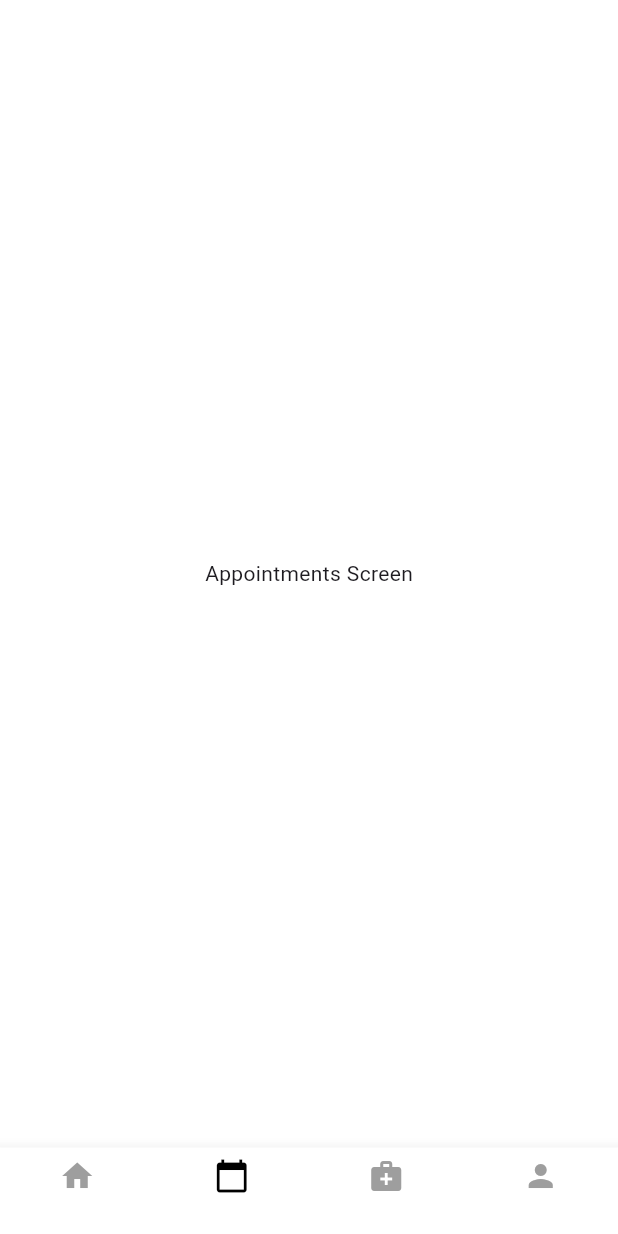
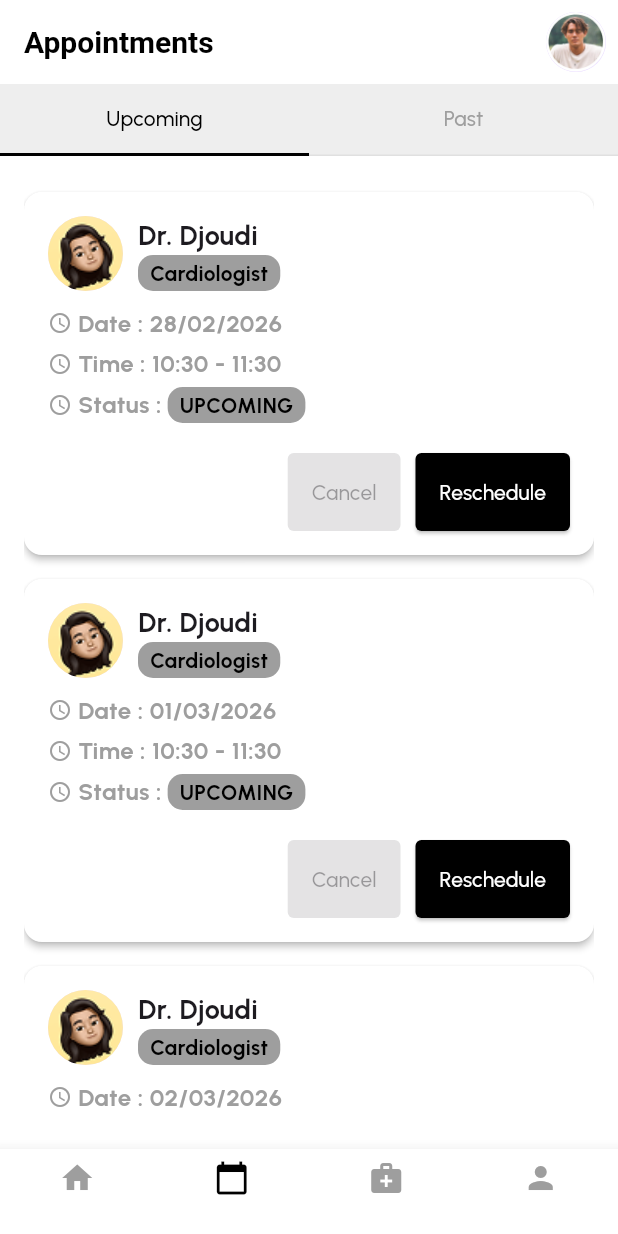
Before and after one commit to bafsoooo/health_tracker_app, a Flutter app: the screen it shows after launch, item 2 of the bottom bar chosen, on a phone screen of 412 x 824 dp. Run offline on Flutter 3.47's test engine with Material 3 defaults, Android fonts, the light colour scheme and no system bars; our stand-ins replace google_fonts.

Commit message:
Enhancing Home screen , working on appoinments screen

```diff
--- a/lib/main.dart
+++ b/lib/main.dart
@@ -1,4 +1,5 @@
 import 'package:flutter/material.dart';
+import 'package:google_fonts/google_fonts.dart';
 import 'screens/home_screen.dart';
 import 'screens/appointments_screen.dart';
 import 'screens/medications_screen.dart';
@@ -17,6 +18,16 @@ class MyApp extends StatelessWidget {
       theme: ThemeData(
         useMaterial3: true,
         scaffoldBackgroundColor: Colors.white,
+        cardTheme: CardThemeData(
+          color: Colors.white,
+          shape: RoundedRectangleBorder(
+            borderRadius: BorderRadius.circular(12),
+          ),
+          elevation: 2,
+        ),
+        textTheme: GoogleFonts.urbanistTextTheme(
+          Theme.of(context).textTheme,
+        ),
         appBarTheme: AppBarTheme(
           backgroundColor: Colors.white,
           elevation: 0,
--- a/lib/screens/appointments_screen.dart
+++ b/lib/screens/appointments_screen.dart
@@ -1,12 +1,97 @@
 import 'package:flutter/material.dart';
+import 'package:health_tracker_app/models/appointment.dart';
+import 'package:health_tracker_app/widgets/doctor_card.dart';
+
 
 class AppointmentsScreen extends StatelessWidget {
   const AppointmentsScreen({super.key});
 
   @override
   Widget build(BuildContext context) {
-    return Scaffold(
-      body: Center(child: Text('Appointments Screen')),
+    return DefaultTabController(
+      length: 2,
+      child: Scaffold(
+        appBar: AppBar(
+          title: Text(
+            'Appointments',
+            style: TextStyle(fontSize: 20, fontWeight: FontWeight.bold),
+          ),
+          actions: [
+            Padding(
+              padding: EdgeInsets.all(8.0),
+              child: CircleAvatar(
+                radius: 20,
+                backgroundImage: AssetImage('assets/images/avatar.png'),
+              ),
+            ),
+          ],
+        ),
+        body: Column(
+          children: [
+            Container(
+              color: Colors.grey[200],
+              child: TabBar(
+                indicatorSize: TabBarIndicatorSize.tab,
+                indicatorColor: Colors.black,
+                dividerColor: Colors.grey[300],
+                unselectedLabelColor: Colors.grey,
+                overlayColor: WidgetStateColor.resolveWith((states) => Colors.transparent),
+                labelColor: Colors.black,
+                tabs:[
+                  Tab(
+                    text: "Upcoming"
+                  ),
+                  Tab(
+                    text: "Past"
+                  ),
+                ]
+              ),
+            ),
+
+            Expanded(
+              child: Padding(
+                padding: const EdgeInsets.all(16.0),
+                child: TabBarView(
+                  children:
+                  [
+                    // Upcoming Appointments List
+                    ListView.builder(
+                      itemCount: 5,
+                      itemBuilder: (context, index) {
+                        return DoctorCard(
+                          appointment: Appointment(
+                            doctorName: "Djoudi",
+                            doctorAvatarUrl: "assets/images/doctor.png",
+                            specialization: "Cardiologist",
+                            dateTime: DateTime.now().add(Duration(days: index + 1)),
+                            status: AppointmentStatus.upcoming,
+                          )
+                        );
+                      },
+                    ),
+
+                    // Past Appointments List
+                    ListView.builder(
+                      itemCount: 5,
+                      itemBuilder: (context, index) {
+                        return  DoctorCard(
+                          appointment: Appointment(
+                            doctorName: "Lotfi",
+                            doctorAvatarUrl: "assets/images/doctor.png",
+                            specialization: "Neurologist",
+                            dateTime: DateTime.now().subtract(Duration(days: index + 1)),
+                            status: AppointmentStatus.completed,
+                          )
+                        );
+                      },
+                    ),
+                  ]
+                ),
+              ),
+            ),
+          ],
+        ),
+      ),
     );
   }
 }
--- a/lib/screens/home_screen.dart
+++ b/lib/screens/home_screen.dart
@@ -11,7 +11,10 @@ class HomeScreen extends StatelessWidget {
   Widget build(BuildContext context) {
     return Scaffold(
       appBar: AppBar(
-        title: Text('Home'),
+        title: Text(
+          'Home',
+          style: TextStyle(fontSize: 20, fontWeight: FontWeight.bold),
+        ),
         actions: [
           Padding(
             padding: EdgeInsets.all(8.0),
@@ -30,7 +33,7 @@ class HomeScreen extends StatelessWidget {
             children: [
               Text(
                 'Welcome Abderahmane!',
-                style: TextStyle(fontSize: 24, fontWeight: FontWeight.bold),
+                style: TextStyle(fontSize: 24, fontWeight: FontWeight.w300, color: Colors.grey),
               ),
               SizedBox(height: 20),
               Row(
@@ -39,7 +42,7 @@ class HomeScreen extends StatelessWidget {
                   Flexible(
                     child: Text(
                       "UPCOMING APPOINTMENTS",
-                      style: TextStyle(fontSize: 14, fontWeight: FontWeight.bold),
+                      style: TextStyle(fontSize: 16, fontWeight: FontWeight.bold),
                     ),
                   ),
                   SizedBox(width: 8),
@@ -50,7 +53,7 @@ class HomeScreen extends StatelessWidget {
                     style: OutlinedButton.styleFrom(
                       padding: EdgeInsets.symmetric(horizontal: 16, vertical: 8),
                       shape: RoundedRectangleBorder(
-                        borderRadius: BorderRadius.circular(10),
+                        borderRadius: BorderRadius.circular(4),
                       ),
                       backgroundColor: Colors.black,
                     ),
@@ -70,7 +73,7 @@ class HomeScreen extends StatelessWidget {
                   itemBuilder: (context, index) {
                     return AppointmentCard(
                       appointment: Appointment(
-                        doctorName: "Dr. Smith",
+                        doctorName: "Dr. Djoudi",
                         doctorAvatarUrl: "assets/images/doctor.png",
                         specialization: "Cardiology",
                         dateTime: DateTime.now().add(Duration(days: index + 1)),
@@ -87,7 +90,7 @@ class HomeScreen extends StatelessWidget {
                     Text(
                       "MEDICATION REMINDERS",
                       style: TextStyle(
-                        fontSize: 16,
+                        fontSize: 20,
                         fontWeight: FontWeight.bold
                       ),
                     ),
@@ -108,7 +111,7 @@ class HomeScreen extends StatelessWidget {
                   itemBuilder: (context, index) {
                     return MedicationReminderItem(
                       medicationName: "Medication ${index + 1}",
-                      time: "08:00 AM"
+                      time: "08:00"
                     );
                   },
                 ),
@@ -117,7 +120,7 @@ class HomeScreen extends StatelessWidget {
               Text(
                 "SYMPTOM TRACKER",
                 style: TextStyle(
-                  fontSize: 16,
+                  fontSize: 20,
                   fontWeight: FontWeight.bold
                 ),
               ),
--- a/lib/widgets/appointment_card.dart
+++ b/lib/widgets/appointment_card.dart
@@ -32,7 +32,7 @@ class AppointmentCard extends StatelessWidget{
                     children: [
                       Text(
                         appointment.doctorName,
-                        style: TextStyle(fontSize: 16, fontWeight: FontWeight.bold),
+                        style: TextStyle(fontSize: 25, fontWeight: FontWeight.w600),
                       ),
                       Container(
                         padding: EdgeInsets.symmetric(vertical: 2,horizontal: 8.0),
@@ -44,7 +44,8 @@ class AppointmentCard extends StatelessWidget{
                           appointment.specialization,
                           style: TextStyle(
                             fontSize: 14,
-                            color: Colors.black
+                            color: Colors.black,
+                            fontWeight: FontWeight.bold
                           ),
                         ),
                       ),
@@ -59,11 +60,11 @@ class AppointmentCard extends StatelessWidget{
                     children: [
                       Text(
                         "Date : ${DateFormat('dd/MM/yyyy').format(appointment.dateTime)}",
-                        style: TextStyle(fontSize: 14, color: Colors.grey),
+                        style: TextStyle(fontSize: 16, color: Colors.grey , fontWeight: FontWeight.bold),
                       ),
                       Text(
                         "Time : ${DateFormat('HH:mm').format(appointment.dateTime)} - ${DateFormat('HH:mm').format(appointment.dateTime.add(Duration(hours: 1)))}",
-                        style: TextStyle(fontSize: 14, color: Colors.grey),
+                        style: TextStyle(fontSize: 16, color: Colors.grey, fontWeight: FontWeight.bold),
                       ),
                     ],
                   ),
@@ -72,7 +73,7 @@ class AppointmentCard extends StatelessWidget{
                     style: ElevatedButton.styleFrom(
                       padding: EdgeInsets.symmetric(horizontal: 16, vertical: 8),
                       shape: RoundedRectangleBorder(
-                        borderRadius: BorderRadius.circular(10),
+                        borderRadius: BorderRadius.circular(4),
                       ),
                       backgroundColor: Colors.black,
                     ),
--- a/lib/widgets/doctor_card.dart
+++ b/lib/widgets/doctor_card.dart
@@ -0,0 +1,135 @@
+import 'package:flutter/material.dart';
+import 'package:health_tracker_app/models/appointment.dart';
+import 'package:intl/intl.dart';
+
+class DoctorCard extends StatelessWidget {
+  const DoctorCard({super.key, required this.appointment});
+
+  final Appointment appointment ;
+  @override
+  Widget build(BuildContext context) {
+    return  Card(
+      margin: EdgeInsets.symmetric(vertical: 8),
+      child: Padding(
+        padding: const EdgeInsets.all(16.0),
+        child: Column(
+            crossAxisAlignment: CrossAxisAlignment.start,
+            children: [
+              Row(
+                children: [
+                  CircleAvatar(
+                    radius: 25,
+                    backgroundImage: AssetImage(appointment.doctorAvatarUrl),
+                  ),
+                  SizedBox(width: 10),
+                  Column(
+                    crossAxisAlignment: CrossAxisAlignment.start,
+                    children: [
+                      Text(
+                        "Dr. ${appointment.doctorName}",
+                        style: TextStyle(fontSize: 18, fontWeight: FontWeight.bold),
+                      ),
+                      Container(
+                        padding: EdgeInsets.symmetric(vertical: 2,horizontal: 8.0),
+                        decoration: BoxDecoration(
+                          color: Colors.grey,
+                          borderRadius: BorderRadius.all(Radius.circular(10)),
+                        ),
+                        child: Text(
+                          appointment.specialization,
+                          style: TextStyle(
+                            fontSize: 14,
+                            color: Colors.black,
+                            fontWeight: FontWeight.bold
+                          ),
+                        ),
+                      ),
+                    ],
+                  ),
+                ],
+              ),
+              SizedBox(height: 10),
+              Row(
+                children: [
+                  Icon(Icons.access_time, size: 16, color: Colors.grey),
+                  SizedBox(width: 4),
+                  Text(
+                    "Date : ${DateFormat('dd/MM/yyyy').format(appointment.dateTime)}",
+                    style: TextStyle(fontSize: 16, color: Colors.grey, fontWeight: FontWeight.bold),
+                  ),
+                ],
+              ),
+              SizedBox(height: 4),
+              Row(
+                children: [
+                  Icon(Icons.access_time, size: 16, color: Colors.grey),
+                  SizedBox(width: 4),
+                  Text(
+                    "Time : ${DateFormat('HH:mm').format(appointment.dateTime)} - ${DateFormat('HH:mm').format(appointment.dateTime.add(Duration(hours: 1)))}",
+                    style: TextStyle(fontSize: 16, color: Colors.grey, fontWeight: FontWeight.bold),
+                  ),
+                ],
+              ),
+              SizedBox(height: 4),
+              Row(
+                children: [
+                  Icon(Icons.access_time, size: 16, color: Colors.grey),
+                  SizedBox(width: 4),
+                  Text(
+                    "Status : ",
+                    style: TextStyle(fontSize: 16, color: Colors.grey, fontWeight: FontWeight.bold),
+                  ),
+                  Container(
+                    padding: EdgeInsets.symmetric(vertical: 2,horizontal: 8.0),
+                    decoration: BoxDecoration(
+                      color: Colors.grey,
+                      borderRadius: BorderRadius.all(Radius.circular(10)),
+                    ),
+                    child: Text(
+                      appointment.status.toString().split('.').last.toUpperCase(),
+                      style: TextStyle(
+                        fontSize: 14,
+                        color: Colors.black,
+                        fontWeight: FontWeight.bold
+                      ),
+                    ),
+                  ),
+                ],
+              ),
+              SizedBox(height: 20),
+              Row(
+                mainAxisAlignment: MainAxisAlignment.end,
+                children: [
+                  ElevatedButton(
+                    onPressed: null,
+                    style: ElevatedButton.styleFrom(
+                      padding: EdgeInsets.all(16),
+                      shape: RoundedRectangleBorder(
+                        borderRadius: BorderRadius.circular(4),
+                      ),
+                    ),
+                    child: Text("Cancel")
+                  ),
+                  SizedBox(width: 10),
+                  ElevatedButton(
+                    onPressed: () {},
+                    style: ElevatedButton.styleFrom(
+                      padding: EdgeInsets.all(16),
+                      shape: RoundedRectangleBorder(
+                        borderRadius: BorderRadius.circular(4),
+                      ),
+                      backgroundColor: Colors.black,
+                    ),
+                    child: Text(
+                      "Reschedule",
+                      style: TextStyle(color: Colors.white),
+                    )
+                  )
+                ],
+              ),
+            ],
+          ),
+      ),
+    );
+  }
+}
--- a/lib/widgets/medication_reminder_item.dart
+++ b/lib/widgets/medication_reminder_item.dart
@@ -52,7 +52,7 @@ class MedicationReminderItem extends StatelessWidget{
                     Icon(Icons.access_time, size: 14, color: Colors.grey),
                     SizedBox(width: 4),
                     Text(
-                      time,
+                      "Time : $time",
                       style: TextStyle(fontSize: 12, color: Colors.grey),
                     ),
                   ],
--- a/lib/widgets/symptom_tracker_item.dart
+++ b/lib/widgets/symptom_tracker_item.dart
@@ -22,8 +22,8 @@ class SymptomTrackerItem extends StatelessWidget {
                 children: [
                     // 1. grey Circle
                     Container(
-                      width: 35,
-                      height: 35,
+                      width: 25,
+                      height: 25,
                       decoration: BoxDecoration(
                         shape: BoxShape.circle,
                         color: Colors.grey[200],
@@ -31,16 +31,16 @@ class SymptomTrackerItem extends StatelessWidget {
                     ),
                     // 2. The Center Icon/Image
                     Icon(
-                      Icons.sick, // Replace with your icon
+                      Icons.medication_rounded, // Replace with your icon
                       color: Colors.black,
-                      size: 25,
+                      size: 12,
                     ),
                   ],
                 ),
                 SizedBox(width: 16),
                 Text(
                   symptomName,
-                  style: TextStyle(fontSize: 25, fontWeight: FontWeight.bold),
+                  style: TextStyle(fontSize: 12, fontWeight: FontWeight.bold),
                 ),
               ],
             ),
--- a/pubspec.yaml
+++ b/pubspec.yaml
@@ -36,6 +36,7 @@ dependencies:
   cupertino_icons: ^1.0.8
   intl: ^0.20.2
   percent_indicator: ^4.2.5
+  google_fonts: ^8.0.2
 
 dev_dependencies:
   flutter_test:
```
Also changed, not shown: pubspec.lock, 1 other file.
